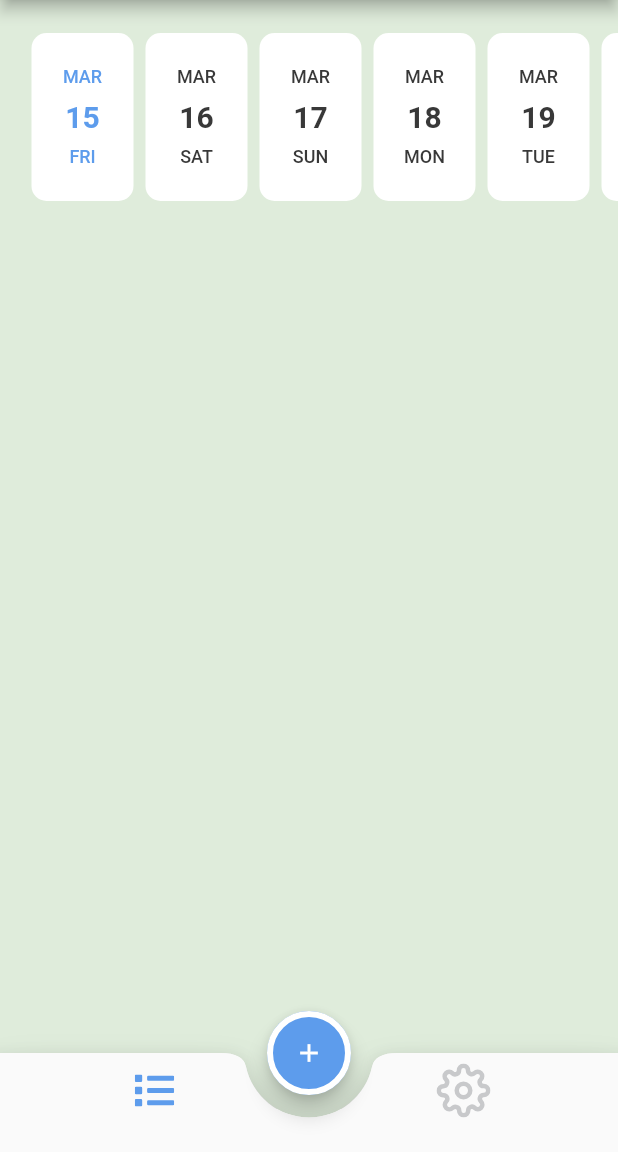
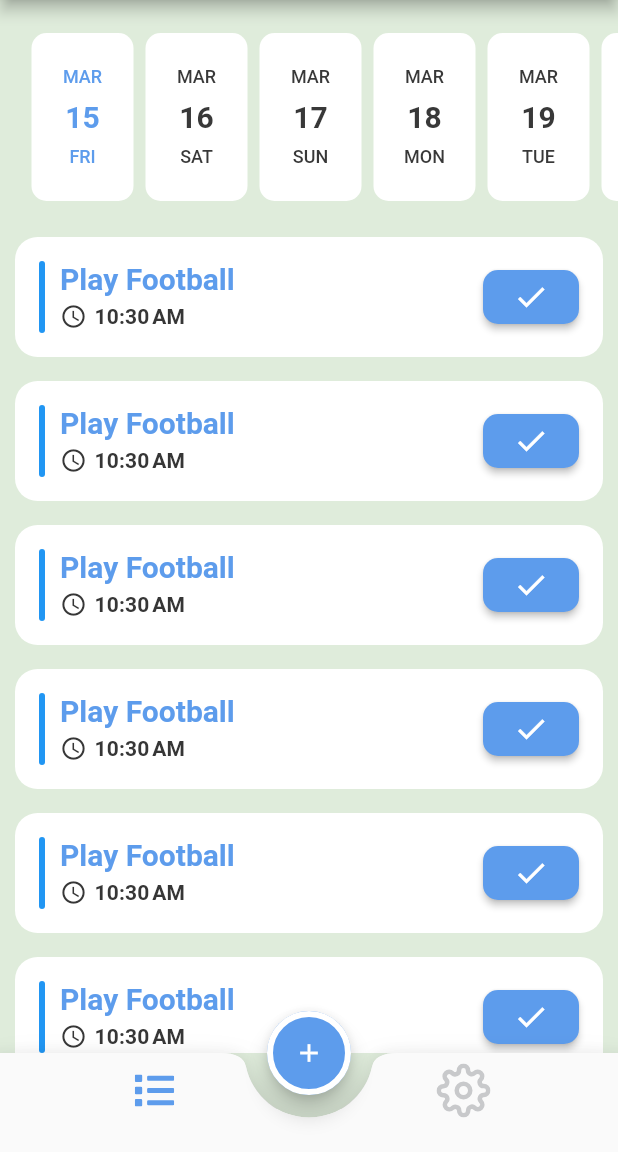
Before and after one commit to NoureenSaad/ToDo_App, a Flutter app: the HomeScreen screen opened by its route, on a phone screen of 412 x 824 dp, the part 84-1236 px from its top. Run offline on Flutter 3.47's test engine with Material 3 defaults, Android fonts, the phone set to English and light mode, and no system bars; drawn by our look-alikes of easy_date_timeline, flutter_slidable; our stand-ins replace cloud_firestore, firebase_auth, firebase_core, flutter_svg; accounts and stored records are empty.

Commit message:
Task design Done + Delete Slidable Button Design Done + Time Format Done

```diff
--- a/lib/layout/home/tabs/list_tab.dart
+++ b/lib/layout/home/tabs/list_tab.dart
@@ -1,5 +1,7 @@
 import 'package:easy_date_timeline/easy_date_timeline.dart';
 import 'package:flutter/material.dart';
+import 'package:todo_app/layout/home/widgets/task_widget.dart';
+import 'package:todo_app/model/firestore_task.dart';
 import 'package:todo_app/style/app_colors.dart';
 
 class ListTab extends StatefulWidget {
@@ -73,6 +75,18 @@ class _ListTabState extends State<ListTab> {
               });
             },
           ),
+        ),
+        Expanded(
+          child: ListView.builder(
+            itemBuilder: (context,index)=>TaskWidget(
+              task: FirestoreTask(
+                  title: "Play Football",
+                  description: "",
+                  date: DateTime.now().millisecondsSinceEpoch
+              ),
+            ),
+            itemCount: 6,
+          ),
         )
       ],
     );
--- /dev/null
+++ b/lib/layout/home/widgets/task_widget.dart
@@ -0,0 +1,84 @@
+import 'package:flutter/material.dart';
+import 'package:flutter_slidable/flutter_slidable.dart';
+import 'package:intl/intl.dart';
+import 'package:todo_app/model/firestore_task.dart';
+import 'package:todo_app/style/app_colors.dart';
+
+class TaskWidget extends StatelessWidget {
+  FirestoreTask task;
+  TaskWidget({super.key,required this.task});
+
+  @override
+  Widget build(BuildContext context) {
+    DateTime taskDate = DateTime.fromMillisecondsSinceEpoch(task.date??0);
+    return IntrinsicHeight(
+      child: Padding(
+        padding: const EdgeInsets.only(top: 16,left: 10,right: 10),
+        child: Slidable(
+          startActionPane: ActionPane(
+            extentRatio: 0.25,
+            motion: ScrollMotion(),
+            children: [
+              SlidableAction(
+                onPressed: (context){},
+                icon: Icons.delete,
+                label: "Delete",
+                backgroundColor: Colors.red,
+                borderRadius: BorderRadius.only(topLeft: Radius.circular(15),bottomLeft: Radius.circular(15)),
+              ),
+            ],
+          ),
+          child: Container(
+            padding: EdgeInsets.all(16),
+            decoration: BoxDecoration(
+              color: Colors.white,
+              borderRadius: BorderRadius.circular(15),
+            ),
+            child: Row(
+              children: [
+                Container(
+                  width: 4,
+                  decoration: BoxDecoration(
+                    color: Theme.of(context).primaryColor,
+                    borderRadius: BorderRadius.circular(10)
+                  ),
+                ),
+                SizedBox(width: 10,),
+                Expanded(
+                  child: Column(
+                    crossAxisAlignment: CrossAxisAlignment.start,
+                    children: [
+                      Text(task.title??"",
+                      style: Theme.of(context).textTheme.titleLarge
+                      ),
+                      SizedBox(height: 5,),
+                      Row(
+                        children: [
+                          Icon(Icons.access_time_outlined,color: AppColors.timeColor,size: 18,),
+                          SizedBox(width: 5,),
+                          Text("${DateFormat.jm().format(taskDate)}",
+                            style: Theme.of(context).textTheme.titleSmall,)
+                        ],
+                      )
+                    ],
+                  ),
+                ),
+                ElevatedButton(
+                  style: ElevatedButton.styleFrom(
+                    shape: RoundedRectangleBorder(
+                      borderRadius: BorderRadius.circular(10)
+                    )
+                  ),
+                  onPressed: (){
+
+                  },
+                  child: Icon(Icons.check)
+                ),
+              ],
+            ),
+          ),
+        ),
+      ),
+    );
+  }
+}
--- a/lib/model/firestore_task.dart
+++ b/lib/model/firestore_task.dart
@@ -3,14 +3,15 @@ class FirestoreTask{
   String? title;
   String? description;
   int? date;
-
-  FirestoreTask({this.id,required this.title , required this.description , required this.date});
+  bool? isDone;
+  FirestoreTask({this.isDone = false,this.id,required this.title , required this.description , required this.date});
 
   FirestoreTask.fromFirestore(Map<String , dynamic> data){
     id = data["id"];
     title = data["title"];
     description = data["description"];
     date = data["date"];
+    isDone = data["isDone"];
   }
 
   Map<String , dynamic> toFirstore(){
@@ -18,7 +19,8 @@ class FirestoreTask{
       "id":id,
       "title":title,
       "description":description,
-      "date":date
+      "date":date,
+      "idDone":isDone
     };
     return data;
   }
--- a/lib/shared/remote/firebase/firestore_helper.dart
+++ b/lib/shared/remote/firebase/firestore_helper.dart
@@ -49,8 +49,10 @@ class FirestoreHelper{
     await taskDocument.set(task);
   }
 
-  static GetTask(){
-
+  static Future<List<FirestoreTask>> GetAllTasks(String userID)async{
+    var taskQuery = await getTaskCollection(userID).get();
+    List<FirestoreTask> tasksList = taskQuery.docs.map((snapshot) => snapshot.data()).toList();
+    return tasksList;
   }
 
 }
--- a/lib/style/app_colors.dart
+++ b/lib/style/app_colors.dart
@@ -5,5 +5,6 @@ class AppColors{
   static const backgroundColor = Color(0xffDFECDB);
   static const unselectedItemColor = Color(0xffC8C9CB);
   static const textColor = Color(0xff383838);
+  static const timeColor = Color(0xff363636);
 
 }
--- a/lib/style/app_theme.dart
+++ b/lib/style/app_theme.dart
@@ -20,11 +20,20 @@ class AppTheme{
       primary: AppColors.primaryLightColor,),
     useMaterial3: false,
     textTheme: TextTheme(
+      titleSmall: TextStyle(
+          color: AppColors.timeColor,
+          fontWeight: FontWeight.w600,
+          fontSize: 14
+      ),
+      titleLarge: TextStyle(
+          color: AppColors.primaryLightColor,
+          fontWeight: FontWeight.w600,
+          fontSize: 20
+      ),
       titleMedium: TextStyle(
         color: AppColors.textColor,
         fontWeight: FontWeight.w600,
         fontSize: 20
-
       )
     )
 
--- a/pubspec.yaml
+++ b/pubspec.yaml
@@ -41,6 +41,8 @@ dependencies:
   provider: ^6.1.2
   flutter_svg: ^2.0.10+1
   easy_date_timeline: ^1.0.6
+  flutter_slidable: ^3.1.0
+  intl: ^0.19.0
 
 dev_dependencies:
   flutter_test:
```
Also changed, not shown: pubspec.lock.
